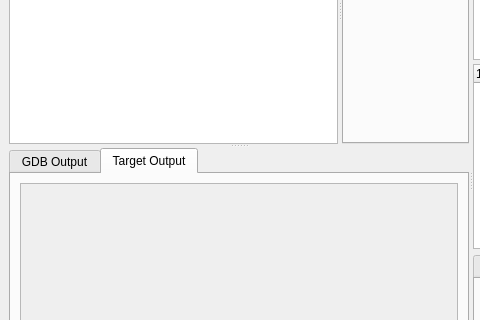
Old version of the form src/mainwindow.ui in the repository jhn98032/gede; both pictures show x 0 to 480 and y 182 to 502 of the 881 by 698 pixel window.
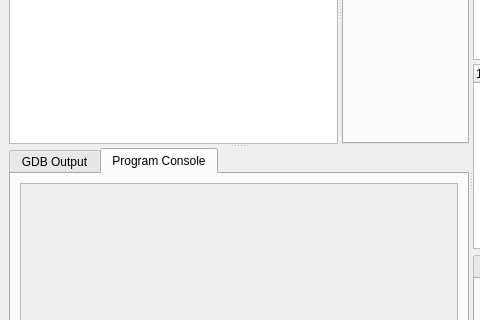
New version of the form. Icons and pictures are not drawn. Custom widgets are drawn as their Qt base class.

Commit message: Changed name from Target Output to Program Console

Diff of the .ui file:
```diff
--- a/src/mainwindow.ui
+++ b/src/mainwindow.ui
@@ -70,7 +70,7 @@
         </widget>
         <widget class="QWidget" name="tab_5">
          <attribute name="title">
-          <string>Target Output</string>
+          <string>Program Console</string>
          </attribute>
          <layout class="QVBoxLayout" name="verticalLayout_6">
           <item>
```
Left out of the diff: 2 changed lines with no effect on the pictures. The commit also changes 1 other file.
